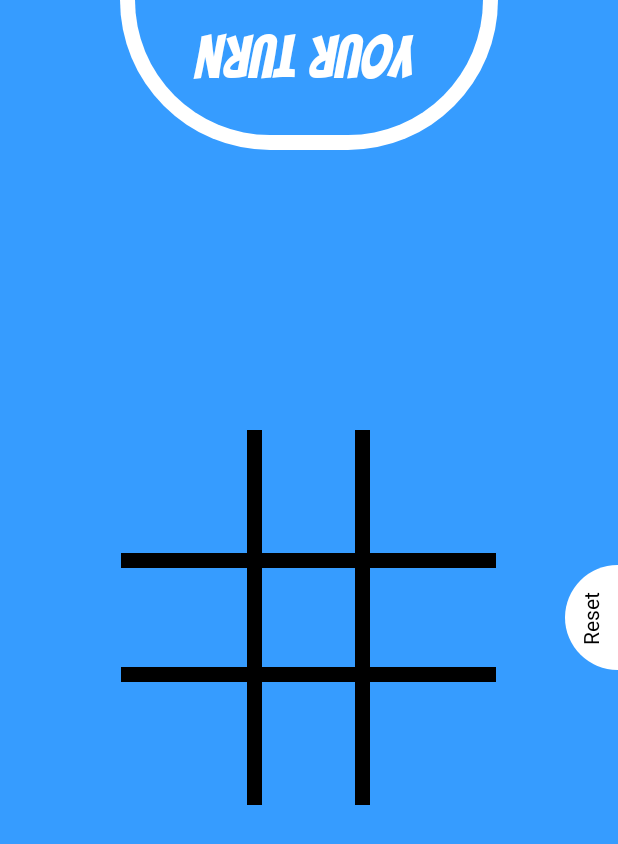
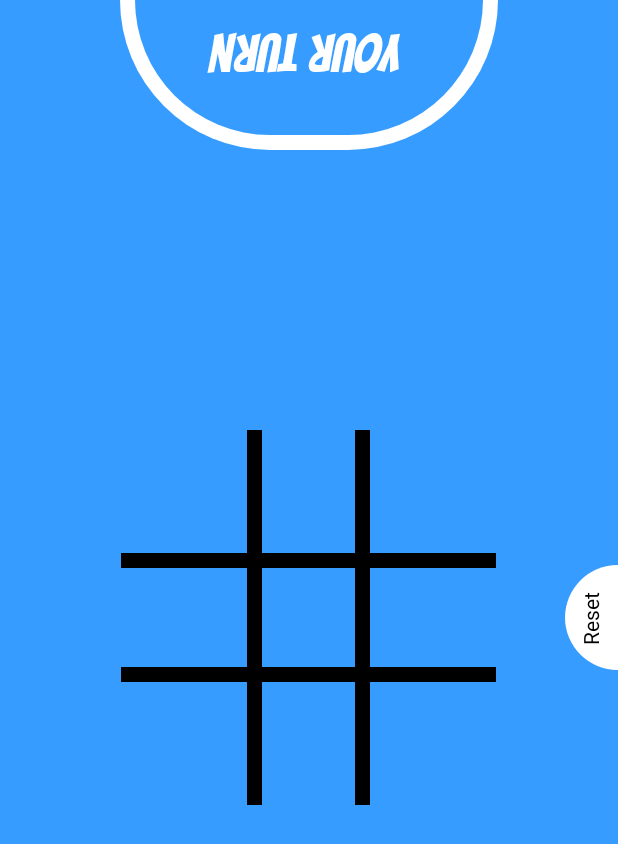
Before and after one commit to hmmRahul/Tic-Tac-Toe, an Android app: the screen it shows after launch (MainActivity), on a phone screen of 412 x 824 dp. Shown: the top 844 px of the screen. Run offline under Robolectric (Android 15) with nearby library versions, the phone set to English and light mode, and no system bars; Roboto replaces fonts that are not available here.

Commit message:
Initial commit

```diff
--- a/app/src/main/res/layout/activity_main.xml
+++ b/app/src/main/res/layout/activity_main.xml
@@ -240,7 +240,7 @@
             android:includeFontPadding="false"
             android:text="@string/your_turn"
             android:textColor="@color/white"
-            android:textSize="40sp" />
+            android:textSize="35sp" />
     </RelativeLayout>
 
     <RelativeLayout
@@ -274,7 +274,7 @@
             android:text="@string/your_turn"
             android:rotation="-180"
             android:textColor="@color/white"
-            android:textSize="40sp" />
+            android:textSize="35sp" />
     </RelativeLayout>
 
     <View
```
